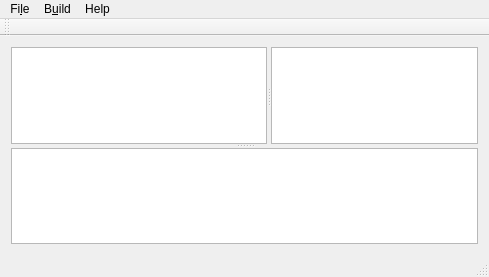
Above: Saber-Plus/mainwindow.ui from demensdeum/Saber-Plus before the change. Below: the same form after it.
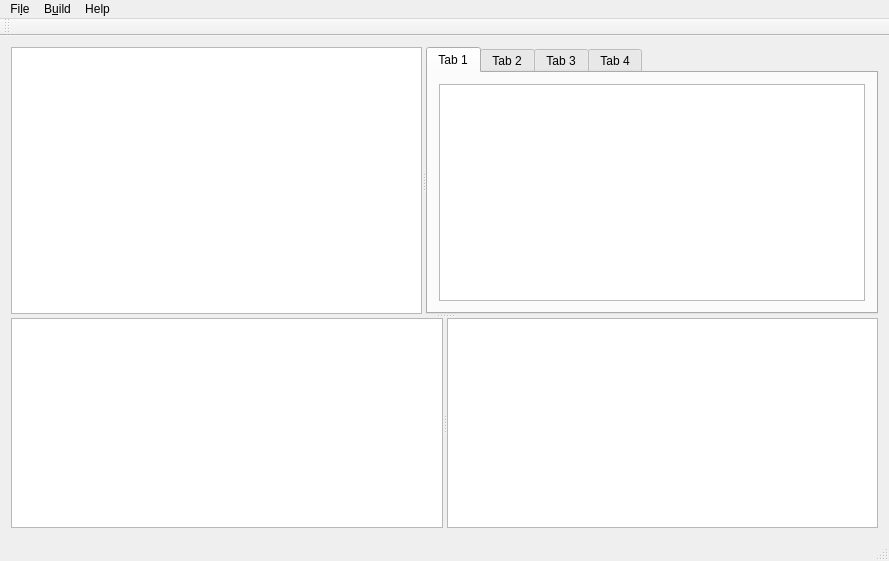
That is the form after the change.

Commit message: Pre variables view layout

Diff of the .ui file:
```diff
--- a/Saber-Plus/mainwindow.ui
+++ b/Saber-Plus/mainwindow.ui
@@ -6,17 +6,17 @@
    <rect>
     <x>0</x>
     <y>0</y>
-    <width>489</width>
-    <height>277</height>
+    <width>889</width>
+    <height>561</height>
    </rect>
   </property>
   <property name="windowTitle">
    <string>Saber-Plus</string>
   </property>
   <widget class="QWidget" name="centralWidget">
-   <layout class="QHBoxLayout" name="horizontalLayout">
+   <layout class="QVBoxLayout" name="verticalLayout">
     <item>
-     <widget class="QSplitter" name="splitter_2">
+     <widget class="QSplitter" name="splitter_3">
       <property name="orientation">
        <enum>Qt::Vertical</enum>
       </property>
@@ -25,16 +25,59 @@
         <enum>Qt::Horizontal</enum>
        </property>
        <widget class="QTreeView" name="treeView"/>
-       <widget class="QTextEdit" name="textEdit">
-        <property name="sizePolicy">
-         <sizepolicy hsizetype="Expanding" vsizetype="Expanding">
-          <horstretch>1</horstretch>
-          <verstretch>0</verstretch>
-         </sizepolicy>
+       <widget class="QTabWidget" name="tabWidget">
+        <property name="currentIndex">
+         <number>0</number>
         </property>
+        <widget class="QWidget" name="tab">
+         <attribute name="title">
+          <string>Tab 1</string>
+         </attribute>
+         <layout class="QGridLayout" name="gridLayout">
+          <item row="0" column="0">
+           <widget class="QTextEdit" name="textEdit"/>
+          </item>
+         </layout>
+        </widget>
+        <widget class="QWidget" name="tab_2">
+         <attribute name="title">
+          <string>Tab 2</string>
+         </attribute>
+         <layout class="QGridLayout" name="gridLayout_2">
+          <item row="0" column="0">
+           <widget class="QTextEdit" name="textEdit_2"/>
+          </item>
+         </layout>
+        </widget>
+        <widget class="QWidget" name="tab_3">
+         <attribute name="title">
+          <string>Tab 3</string>
+         </attribute>
+         <layout class="QGridLayout" name="gridLayout_3">
+          <item row="0" column="0">
+           <widget class="QTextEdit" name="textEdit_3"/>
+          </item>
+         </layout>
+        </widget>
+        <widget class="QWidget" name="tab_4">
+         <attribute name="title">
+          <string>Tab 4</string>
+         </attribute>
+         <layout class="QGridLayout" name="gridLayout_4">
+          <item row="0" column="0">
+           <widget class="QTextEdit" name="textEdit_4"/>
+          </item>
+         </layout>
+        </widget>
        </widget>
       </widget>
-      <widget class="QTextBrowser" name="textBrowser"/>
+      <widget class="QSplitter" name="splitter_2">
+       <property name="orientation">
+        <enum>Qt::Horizontal</enum>
+       </property>
+       <widget class="QTreeView" name="variablesView"/>
+       <widget class="QTextBrowser" name="textBrowser"/>
+      </widget>
      </widget>
     </item>
    </layout>
@@ -44,7 +87,7 @@
     <rect>
      <x>0</x>
      <y>0</y>
-     <width>489</width>
+     <width>889</width>
      <height>27</height>
     </rect>
    </property>
```
The commit also changes 1 other file.
